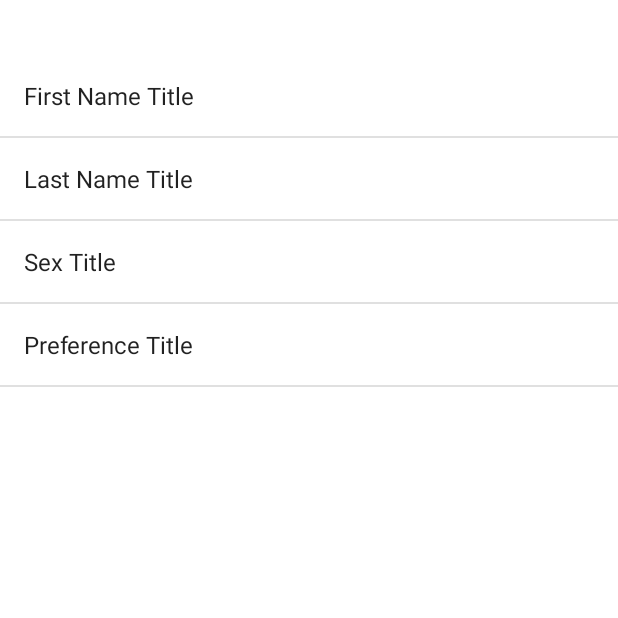
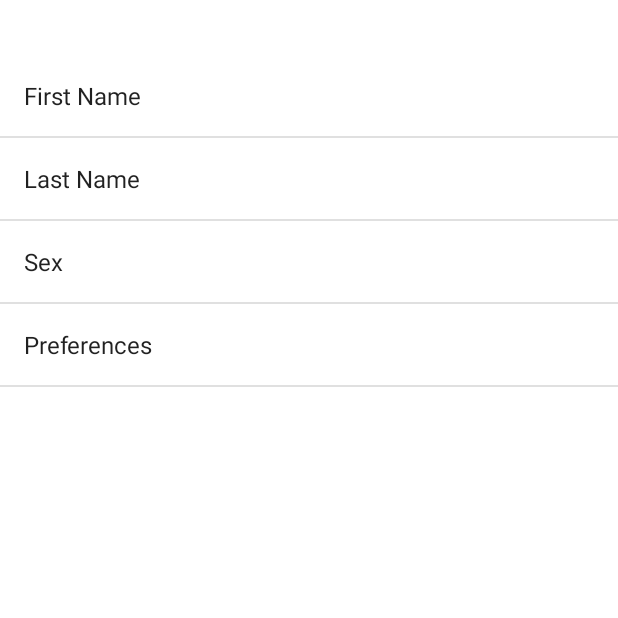
Before and after one commit to copperstick6/SexySinglesOnYourWifi, an Android app: the screen it shows after launch (MainActivity), after a tap on "MY PROFILE", on a phone screen of 412 x 824 dp, the top half of it. Run offline under Robolectric (Android 15) with nearby library versions, the phone set to English and light mode, and no system bars.

Commit message:
overwrote some default captions on profile

```diff
--- /dev/null
+++ b/android/app/src/main/res/values/arrays.xml
@@ -0,0 +1,14 @@
+<?xml version="1.0" encoding="utf-8"?>
+<resources>
+
+    <string-array name="sex">
+        <item>Male</item>
+        <item>Female</item>
+    </string-array>
+
+    <string-array name="sex_preference">
+        <item>Men</item>
+        <item>Women</item>
+    </string-array>
+
+</resources>
--- a/android/app/src/main/res/values/strings.xml
+++ b/android/app/src/main/res/values/strings.xml
@@ -73,4 +73,15 @@
     <string name="pref_ringtone_silent">Silent</string>
 
     <string name="pref_title_vibrate">Vibrate</string>
+
+
+    <!--Shit for profile-->
+    <string name="firstname">First Name</string>
+    <string name="lastname">Last Name</string>
+    <string name="empty"></string>
+    <string name="firstname_dialog">First Name</string>
+    <string name="lastname_dialog">Last Name</string>
+    <string name="sex">I am:</string>
+    <string name="sex_preference">Show Me :</string>
+
 </resources>
--- a/android/app/src/main/res/xml/profile.xml
+++ b/android/app/src/main/res/xml/profile.xml
@@ -4,37 +4,39 @@
         <!--User Settings-->
         android:title="@string/dialog_based_preferences">
 
+        <!--todo-->
+        <!--android:summary="@string/firstname_response"-->
         <!-- First Name-->
         <EditTextPreference
             android:key="First Name"
-            android:title="First Name Title" />
-        <!--android:summary="@string/summary_edittext_preference"-->
-        <!--android:dialogTitle="@string/dialog_title_edittext_preference" />-->
+            android:title="First Name"
+            android:summary="@string/empty"
+            android:dialogTitle="@string/firstname_dialog" />
 
         <!-- Last Name-->
         <EditTextPreference
             android:key="Last Name"
-            android:title="Last Name Title" />
-        <!--android:summary="@string/summary_edittext_preference"-->
-        <!--android:dialogTitle="@string/dialog_title_edittext_preference" />-->
+            android:title="Last Name"
+            android:summary="@string/empty"
+            android:dialogTitle="@string/lastname_dialog" />
 
         <!--Sex-->
         <ListPreference
             android:key="I Am:"
-            android:title="Sex Title" />
-        <!--android:summary="@string/summary_list_preference"-->
-        <!--android:entries="@array/entries_list_preference"-->
-        <!--android:entryValues="@array/entryvalues_list_preference"-->
-        <!--android:dialogTitle="@string/dialog_title_list_preference" />-->
+            android:title="Sex"
+            android:summary="@string/empty"
+            android:entries="@array/sex"
+            android:entryValues="@array/sex"
+            android:dialogTitle="@string/sex" />
 
         <!--Sex Preference-->
         <ListPreference
             android:key="Show Me"
-            android:title="Preference Title" />
-        <!--android:summary="@string/summary_list_preference"-->
-        <!--android:entries="@array/entries_list_preference"-->
-        <!--android:entryValues="@array/entryvalues_list_preference"-->
-        <!--android:dialogTitle="@string/dialog_title_list_preference" />-->
+            android:title="Preferences"
+            android:summary="@string/empty"
+            android:entries="@array/sex_preference"
+            android:entryValues="@array/sex_preference"
+            android:dialogTitle="@string/sex_preference" />
 
     </PreferenceCategory>
     <!--<resources>-->
```
